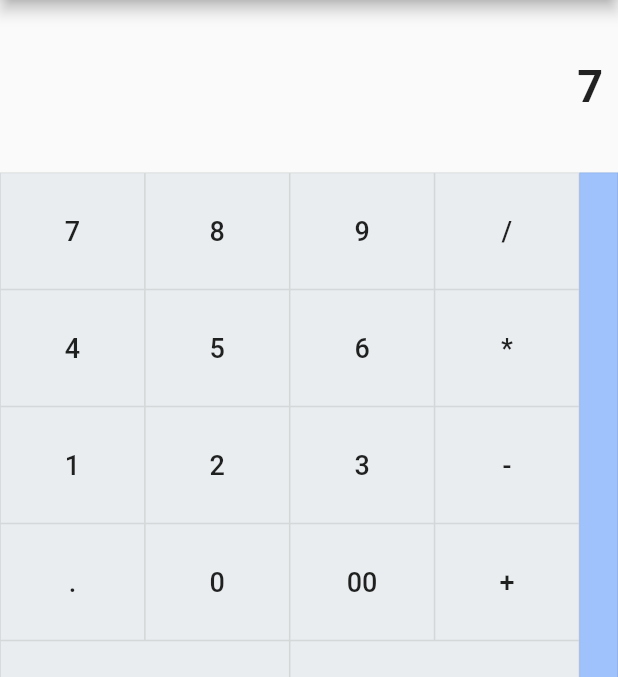
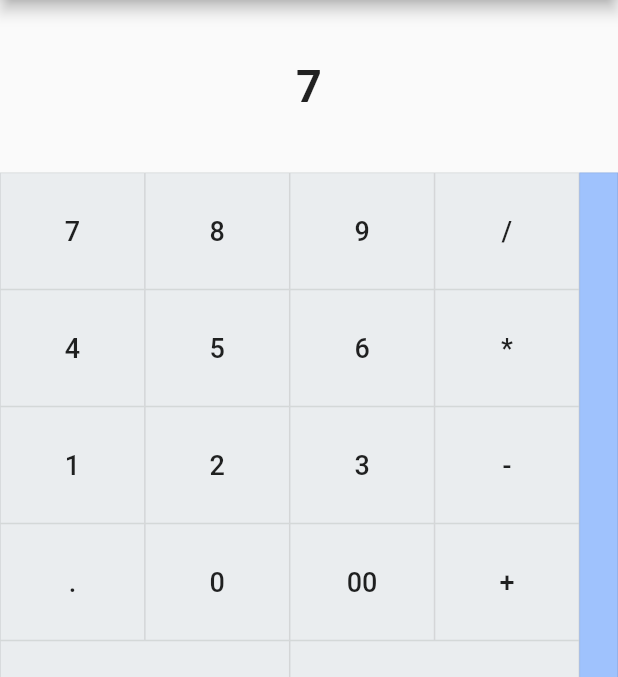
Before and after one commit to 19AK68/calculator_flutter, a Flutter app: the screen it shows after launch, after a tap on an icon or button, on a phone screen of 412 x 824 dp, the part 84-761 px from its top. Run offline on Flutter 3.47's test engine with Material 2 defaults, Android fonts, the phone set to English and light mode, and no system bars.

```diff
--- a/lib/display-numbers.dart
+++ b/lib/display-numbers.dart
@@ -4,26 +4,47 @@ class NumberDisplay extends StatelessWidget {
   NumberDisplay({this.value: ''});
 
   final String value;
+  double sizefont = 30.00;
+
+
+
 
   @override
   Widget build(BuildContext context) {
     return Padding(
         padding: EdgeInsets.only(
           left: 10.0,
-          top:40.0,
-          right:10.0,
+          top: 40.0,
+          right: 10.0,
           bottom: 40.0,
+        ),
+        child: SingleChildScrollView(
+            scrollDirection: Axis.horizontal,
 
-        ),
 
-        child: Row(
-          children: <Widget>[
-            Text(
-              value,
-              style: TextStyle(fontSize: 30, fontWeight: FontWeight.bold),
-            ),
+            child: Row(
+
+              // mainAxisAlignment: MainAxisAlignment.end,
+              children: <Widget>[
+
+                Text(
+                  value,
+
+                  style: TextStyle(fontSize: sizefont, fontWeight: FontWeight.bold),
+                ),
+
           ],
-          mainAxisAlignment: MainAxisAlignment.end,
+
+              mainAxisAlignment: MainAxisAlignment.end,
+
+            )
         ));
   }
+
+  lv() {
+    if(value.length>28){
+      sizefont = 20;
+
+    }
+  }
 }
--- a/lib/main.dart
+++ b/lib/main.dart
@@ -38,6 +38,7 @@ class _MyHomePageState extends State<MyHomePage> {
   String calculatorString = '';
 
 
+
   @override
   Widget build(BuildContext context) {
     return Scaffold(
@@ -56,7 +57,7 @@ class _MyHomePageState extends State<MyHomePage> {
     ),
         body:Column(
           children: <Widget>[
-            Container( constraints: BoxConstraints(maxWidth: double.infinity),
+            Container( constraints: BoxConstraints(minWidth: calculatorString.length.toDouble()),
                 child:  NumberDisplay(value: calculatorString)
 
         ),
```
Also changed, not shown: pubspec.lock.
